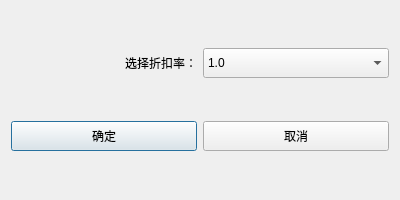
Qt form LaundryManagementSystem/dlgdiscount.ui (Quentlam/LaundryManagementSystem) before a commit.
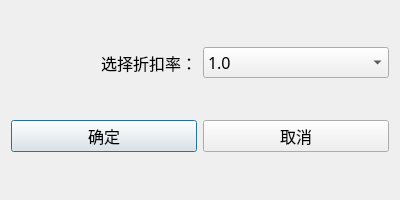
The same form after that commit.

Diff of the .ui file:
```diff
--- a/LaundryManagementSystem/dlgdiscount.ui
+++ b/LaundryManagementSystem/dlgdiscount.ui
@@ -22,6 +22,12 @@
     <height>200</height>
    </size>
   </property>
+  <property name="font">
+   <font>
+    <family>微软雅黑</family>
+    <pointsize>12</pointsize>
+   </font>
+  </property>
   <property name="windowTitle">
    <string>选择折扣率</string>
   </property>
@@ -34,6 +40,12 @@
        <height>30</height>
       </size>
      </property>
+     <property name="font">
+      <font>
+       <family>微软雅黑</family>
+       <pointsize>12</pointsize>
+      </font>
+     </property>
      <item>
       <property name="text">
        <string>1.0</string>
@@ -93,6 +105,12 @@
    </item>
    <item row="2" column="0">
     <widget class="QLabel" name="label">
+     <property name="font">
+      <font>
+       <family>微软雅黑</family>
+       <pointsize>12</pointsize>
+      </font>
+     </property>
      <property name="text">
       <string>选择折扣率：</string>
      </property>
@@ -109,6 +127,12 @@
        <height>30</height>
       </size>
      </property>
+     <property name="font">
+      <font>
+       <family>微软雅黑</family>
+       <pointsize>12</pointsize>
+      </font>
+     </property>
      <property name="text">
       <string>确定</string>
      </property>
@@ -122,6 +146,12 @@
        <height>30</height>
       </size>
      </property>
+     <property name="font">
+      <font>
+       <family>微软雅黑</family>
+       <pointsize>12</pointsize>
+      </font>
+     </property>
      <property name="text">
       <string>取消</string>
      </property>
```
